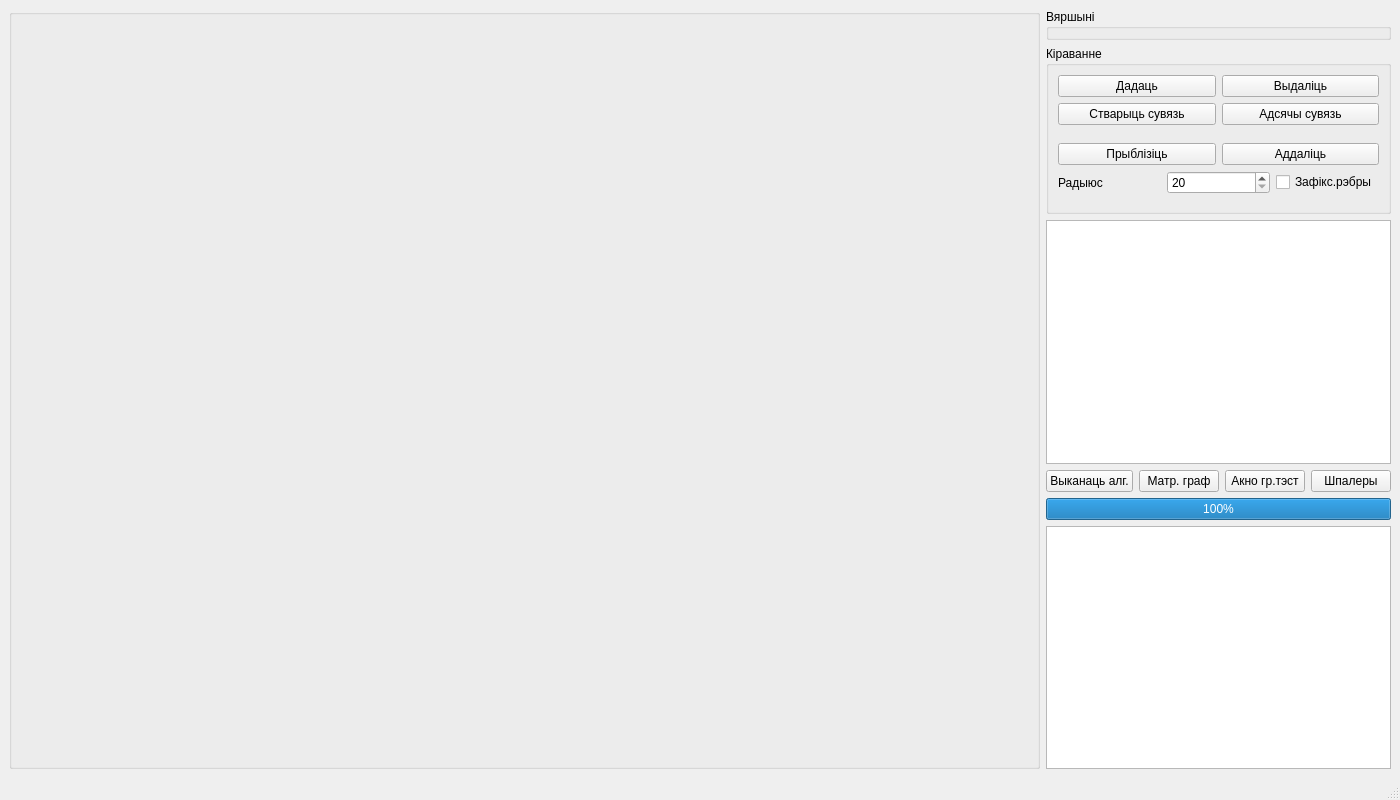
The window that mainwindow.ui (0mniCrow/SmartGraph) describes before a commit, drawn with Qt 5.
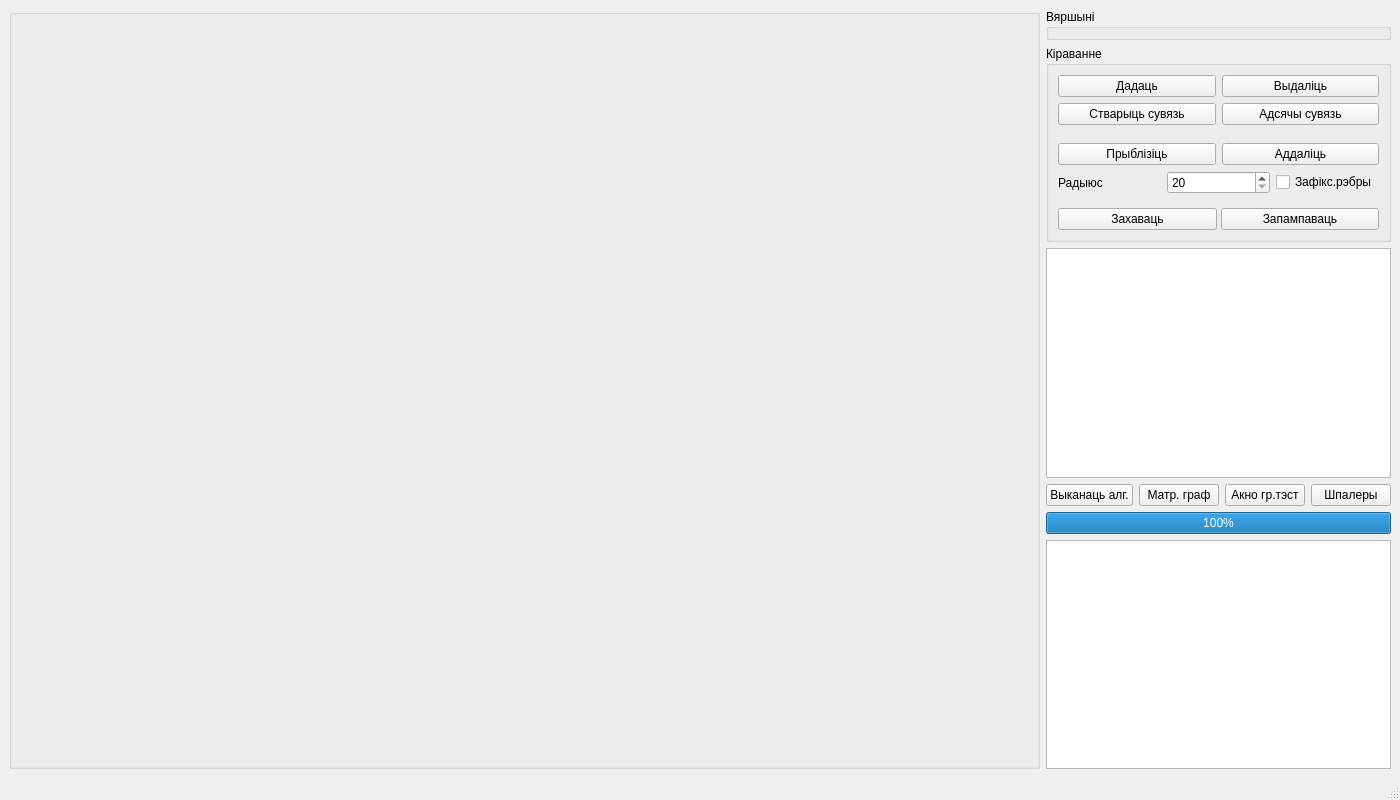
The same window after the commit.

The edit to the form file:
```diff
--- a/mainwindow.ui
+++ b/mainwindow.ui
@@ -141,6 +141,30 @@
            </item>
           </layout>
          </item>
+         <item>
+          <layout class="QHBoxLayout" name="horizontalLayout_8">
+           <property name="spacing">
+            <number>4</number>
+           </property>
+           <property name="bottomMargin">
+            <number>0</number>
+           </property>
+           <item>
+            <widget class="QPushButton" name="Button_ViewSave">
+             <property name="text">
+              <string>Захаваць</string>
+             </property>
+            </widget>
+           </item>
+           <item>
+            <widget class="QPushButton" name="Button_ViewLoad">
+             <property name="text">
+              <string>Запампаваць</string>
+             </property>
+            </widget>
+           </item>
+          </layout>
+         </item>
         </layout>
        </widget>
       </item>
```
